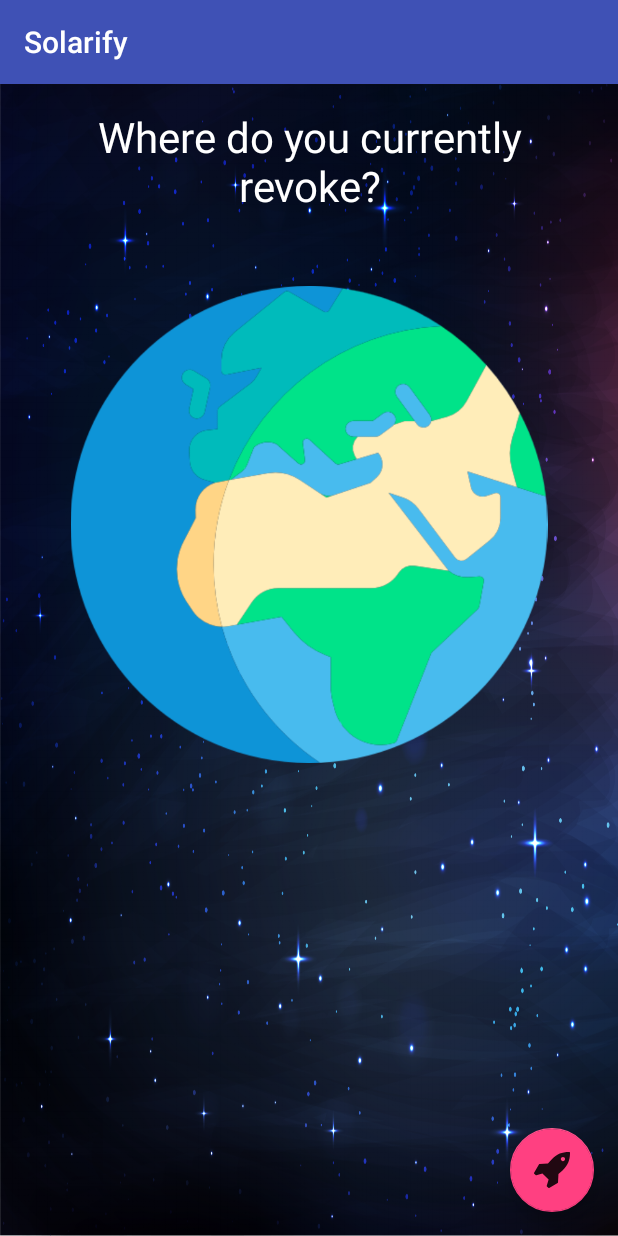
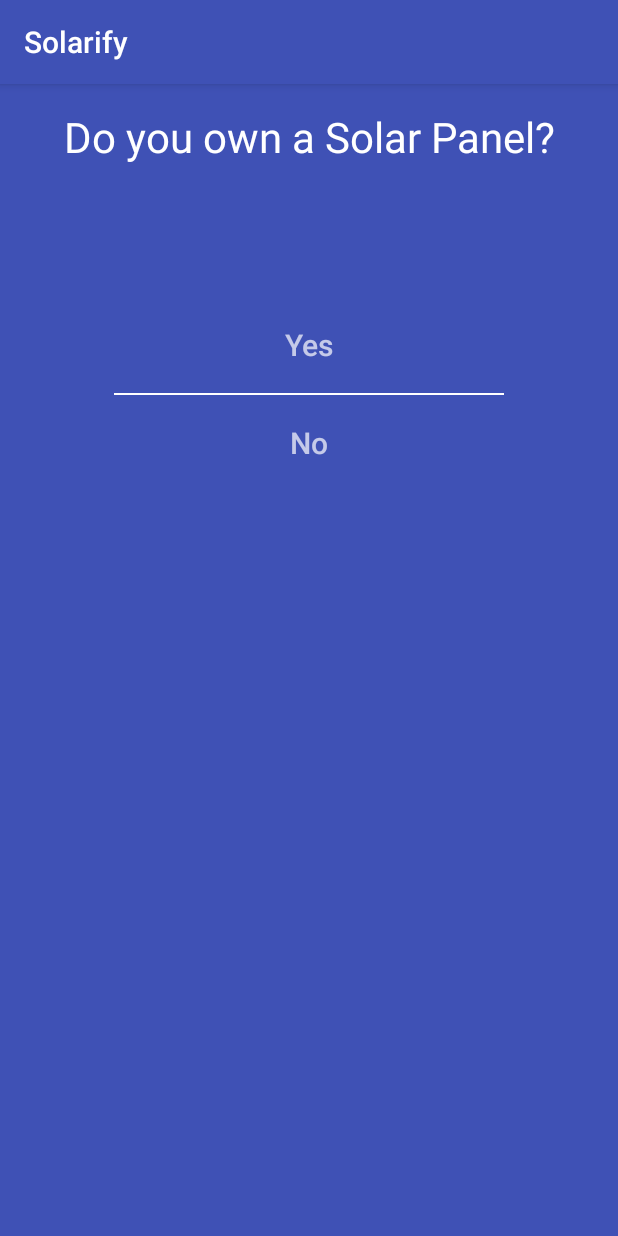
Before and after one commit to abdelrahman-osama/Solarify, an Android app: the screen it shows after launch once a user with an empty profile is signed in (PlanetActivity before the commit, PanelInquiry after it), on a phone screen of 412 x 824 dp. Run offline under Robolectric (Android 15) with nearby library versions, the light colour scheme and no system bars; our stand-ins replace Firebase (no records; nobody signed in at launch, a user with empty details on screens opened directly); libraries missing offline, so code that uses them is left out: com.afollestad.materialdialogs.

Commit message:
xml edits

```diff
--- a/app/src/main/java/com/vmal/solarify/MainActivity.java
+++ b/app/src/main/java/com/vmal/solarify/MainActivity.java
@@ -164,7 +164,7 @@ public class MainActivity extends AppCompatActivity implements GoogleApiClient.O
     public void updateUI(FirebaseUser user){
         if(user != null){
             // Start home activity
-            startActivity(new Intent(this, PlanetActivity.class));
+            startActivity(new Intent(this, PanelInquiry.class));
 
         }
     }
--- a/app/src/main/res/layout/activity_panel_inquiry.xml
+++ b/app/src/main/res/layout/activity_panel_inquiry.xml
@@ -4,7 +4,7 @@
     xmlns:tools="http://schemas.android.com/tools"
     android:layout_width="match_parent"
     android:layout_height="match_parent"
-    android:background="@drawable/background2"
+    android:background="@color/colorPrimary"
     tools:context="com.vmal.solarify.PanelInquiry">
 
 
--- a/app/src/main/res/layout/activity_planet.xml
+++ b/app/src/main/res/layout/activity_planet.xml
@@ -4,7 +4,6 @@
     xmlns:tools="http://schemas.android.com/tools"
     android:layout_width="match_parent"
     android:layout_height="match_parent"
-    android:background="@drawable/background2"
     tools:context="com.vmal.solarify.PlanetActivity">
 
 
@@ -12,7 +11,7 @@
         android:id="@+id/textView"
         android:layout_width="match_parent"
         android:layout_height="wrap_content"
-        android:text="Where do you currently revoke?"
+        android:text="Where do you currently reside?"
         android:textColor="@color/primary_text_light"
         android:gravity="center"
         android:textSize="28dp"
```
